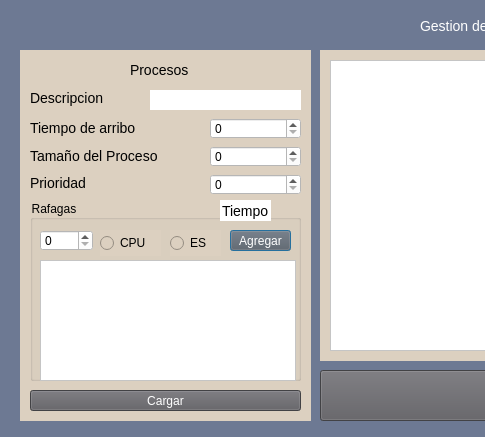
Qt form Simulador/nuevoproceso.ui (salva12/TPSOC1G1) before a commit; both pictures show x 0 to 485 and y 0 to 437 of the 993 by 437 pixel window.
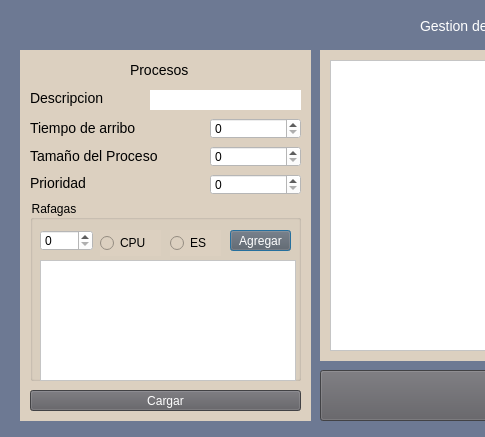
The same form after that commit.

```diff
--- a/Simulador/nuevoproceso.ui
+++ b/Simulador/nuevoproceso.ui
@@ -206,22 +206,6 @@
      <property name="title">
       <string>Rafagas</string>
      </property>
-     <widget class="QLineEdit" name="lineEdit_Tiempo">
-      <property name="geometry">
-       <rect>
-        <x>190</x>
-        <y>0</y>
-        <width>51</width>
-        <height>21</height>
-       </rect>
-      </property>
-      <property name="styleSheet">
-       <string notr="true">background-color:white;</string>
-      </property>
-      <property name="text">
-       <string>Tiempo</string>
-      </property>
-     </widget>
      <widget class="QPushButton" name="pushButtonAgregarRafaga">
       <property name="geometry">
        <rect>
```
